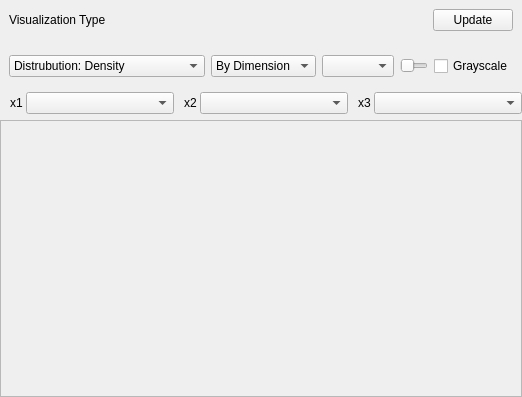
First picture: the form in MLDemos/visualization.ui, repository b4silio/MLDemos, before the edit.
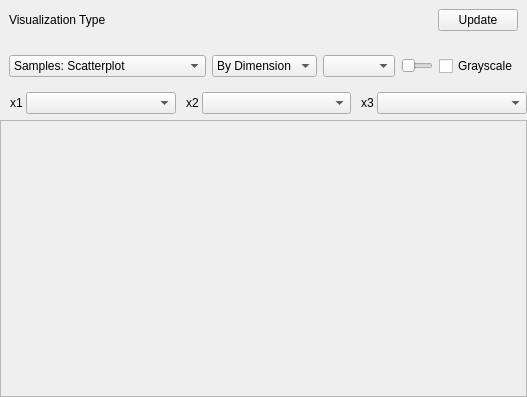
Second picture: the form after the edit.

Patch:
```diff
--- a/MLDemos/visualization.ui
+++ b/MLDemos/visualization.ui
@@ -6,7 +6,7 @@
    <rect>
     <x>0</x>
     <y>0</y>
-    <width>522</width>
+    <width>527</width>
     <height>397</height>
    </rect>
   </property>
@@ -78,7 +78,7 @@
             </font>
            </property>
            <property name="currentIndex">
-            <number>7</number>
+            <number>0</number>
            </property>
            <item>
             <property name="text">
@@ -115,6 +115,11 @@
              <string>Distribution: Correlations</string>
             </property>
            </item>
+           <item>
+            <property name="text">
+             <string>Distribution: Sample Distances</string>
+            </property>
+           </item>
            <item>
             <property name="text">
              <string>Distrubution: Density</string>
@@ -288,7 +293,7 @@
        <rect>
         <x>0</x>
         <y>0</y>
-        <width>520</width>
+        <width>525</width>
         <height>249</height>
        </rect>
       </property>
```
